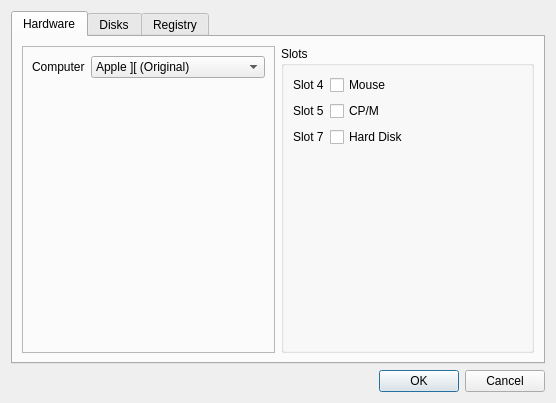
Before: the Qt Designer form source/frontends/qapple/preferences.ui in AppleWin/AppleWin, drawn with Qt 5.
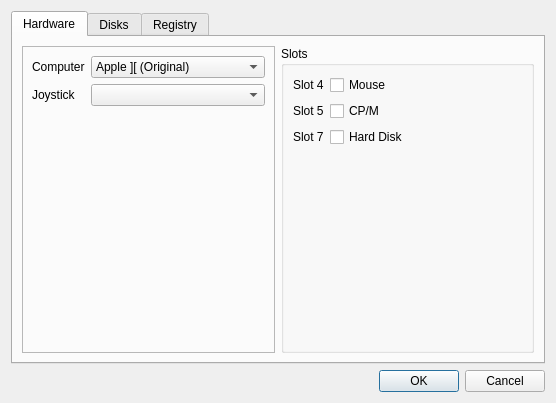
After: the same form once the commit is applied.

Diff of the .ui file:
```diff
--- a/source/frontends/qapple/preferences.ui
+++ b/source/frontends/qapple/preferences.ui
@@ -145,6 +145,16 @@
             </property>
            </widget>
           </item>
+          <item row="1" column="0">
+           <widget class="QLabel" name="label_6">
+            <property name="text">
+             <string>Joystick</string>
+            </property>
+           </widget>
+          </item>
+          <item row="1" column="1">
+           <widget class="QComboBox" name="joystick"/>
+          </item>
          </layout>
         </widget>
        </item>
```
